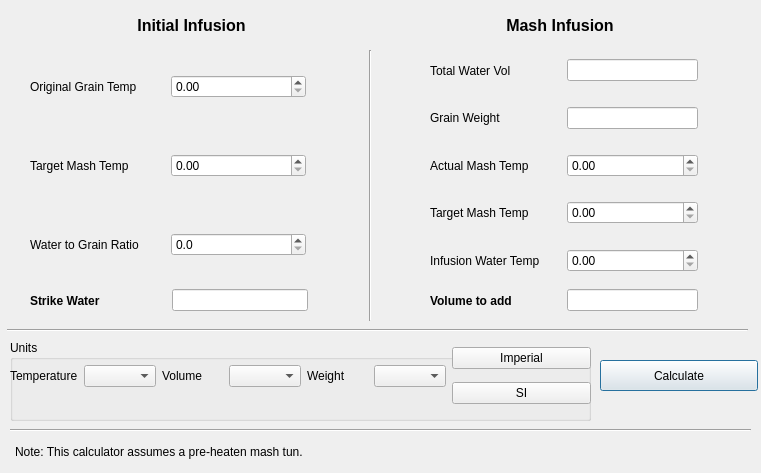
Old version of the form ui/strikeWaterDialog.ui in the repository Brewtarget/brewtarget.
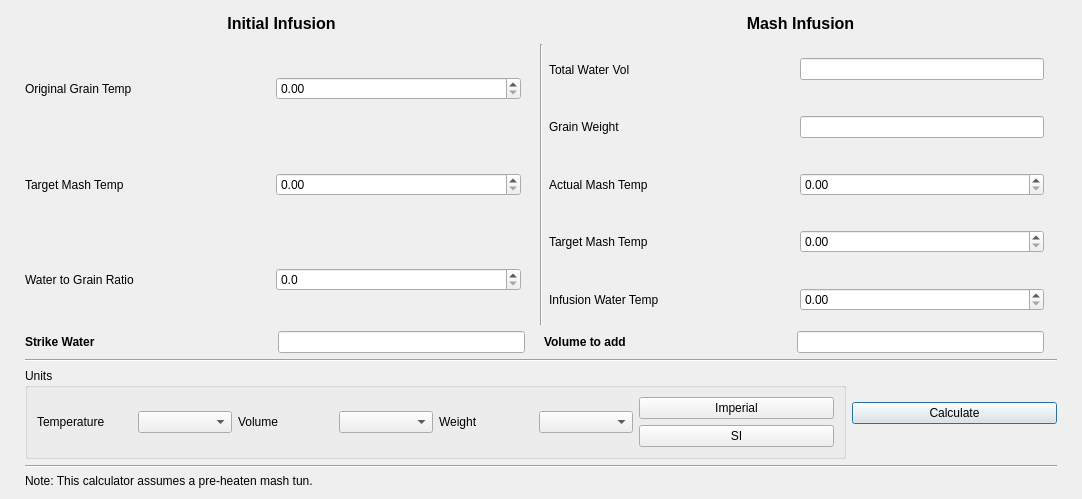
New version of the form.

Commit message:
Set the root layout of the StrikeWaterCalculator widget to be vertical.
  - This will correct the problem that Philip pointed out that the
    calculator couldn't be resize.
  - Also, I've corrected the issue of defining a const non-integer static
    member in header file that gcc allowed but not MSVC.

```diff
--- a/ui/strikeWaterDialog.ui
+++ b/ui/strikeWaterDialog.ui
@@ -6,25 +6,39 @@
    <rect>
     <x>0</x>
     <y>0</y>
-    <width>761</width>
-    <height>473</height>
+    <width>1082</width>
+    <height>499</height>
    </rect>
   </property>
   <property name="windowTitle">
    <string>Strike Water Calculator</string>
   </property>
-  <widget class="QWidget" name="horizontalLayoutWidget_5">
-   <property name="geometry">
-    <rect>
-     <x>10</x>
-     <y>10</y>
-     <width>731</width>
-     <height>31</height>
-    </rect>
+  <layout class="QVBoxLayout" name="verticalLayout">
+   <property name="leftMargin">
+    <number>25</number>
    </property>
+   <property name="topMargin">
+    <number>9</number>
+   </property>
+   <property name="rightMargin">
+    <number>25</number>
+   </property>
+   <item>
    <layout class="QHBoxLayout" name="header">
+     <property name="topMargin">
+      <number>5</number>
+     </property>
+     <property name="bottomMargin">
+      <number>5</number>
+     </property>
     <item>
      <widget class="QLabel" name="initialInfusionLbl">
+       <property name="sizePolicy">
+        <sizepolicy hsizetype="Preferred" vsizetype="Fixed">
+         <horstretch>0</horstretch>
+         <verstretch>0</verstretch>
+        </sizepolicy>
+       </property>
       <property name="font">
        <font>
         <pointsize>12</pointsize>
@@ -42,6 +56,12 @@
     </item>
     <item>
      <widget class="QLabel" name="mashInfusionLbl">
+       <property name="sizePolicy">
+        <sizepolicy hsizetype="Preferred" vsizetype="Fixed">
+         <horstretch>0</horstretch>
+         <verstretch>0</verstretch>
+        </sizepolicy>
+       </property>
       <property name="font">
        <font>
         <pointsize>12</pointsize>
@@ -58,101 +78,10 @@
      </widget>
     </item>
    </layout>
-  </widget>
-  <widget class="QGroupBox" name="units">
-   <property name="geometry">
-    <rect>
-     <x>10</x>
-     <y>340</y>
-     <width>581</width>
-     <height>81</height>
-    </rect>
-   </property>
-   <property name="title">
-    <string>Units</string>
-   </property>
-   <widget class="QWidget" name="horizontalLayoutWidget_7">
-    <property name="geometry">
-     <rect>
-      <x>0</x>
-      <y>0</y>
-      <width>581</width>
-      <height>72</height>
-     </rect>
-    </property>
-    <layout class="QHBoxLayout" name="unitsLayout">
-     <item>
-      <layout class="QHBoxLayout" name="temperature">
-       <item>
-        <widget class="QLabel" name="temperatureLbl">
-         <property name="text">
-          <string>Temperature</string>
-         </property>
-        </widget>
        </item>
        <item>
-        <widget class="QComboBox" name="temperatureSelect"/>
-       </item>
-      </layout>
-     </item>
+    <layout class="QHBoxLayout" name="inputs">
      <item>
-      <layout class="QHBoxLayout" name="volume">
-       <item>
-        <widget class="QLabel" name="volumeLbl">
-         <property name="text">
-          <string>Volume</string>
-         </property>
-        </widget>
-       </item>
-       <item>
-        <widget class="QComboBox" name="volumeSelect"/>
-       </item>
-      </layout>
-     </item>
-     <item>
-      <layout class="QHBoxLayout" name="weight">
-       <item>
-        <widget class="QLabel" name="weightLbl">
-         <property name="text">
-          <string>Weight</string>
-         </property>
-        </widget>
-       </item>
-       <item>
-        <widget class="QComboBox" name="weightSelect"/>
-       </item>
-      </layout>
-     </item>
-     <item>
-      <layout class="QVBoxLayout" name="system">
-       <item>
-        <widget class="QPushButton" name="setImperialBtn">
-         <property name="text">
-          <string>Imperial</string>
-         </property>
-        </widget>
-       </item>
-       <item>
-        <widget class="QPushButton" name="setSiBtn">
-         <property name="text">
-          <string>SI</string>
-         </property>
-        </widget>
-       </item>
-      </layout>
-     </item>
-    </layout>
-   </widget>
-  </widget>
-  <widget class="QWidget" name="verticalLayoutWidget_2">
-   <property name="geometry">
-    <rect>
-     <x>30</x>
-     <y>50</y>
-     <width>289</width>
-     <height>231</height>
-    </rect>
-   </property>
    <layout class="QVBoxLayout" name="initialInfusion">
     <item>
      <layout class="QHBoxLayout" name="grainTemp">
@@ -269,16 +198,15 @@
      </layout>
     </item>
    </layout>
-  </widget>
-  <widget class="QWidget" name="verticalLayoutWidget_3">
-   <property name="geometry">
-    <rect>
-     <x>430</x>
-     <y>50</y>
-     <width>281</width>
-     <height>231</height>
-    </rect>
-   </property>
+     </item>
+     <item>
+      <widget class="Line" name="infusionsVline">
+       <property name="orientation">
+        <enum>Qt::Vertical</enum>
+       </property>
+      </widget>
+     </item>
+     <item>
    <layout class="QVBoxLayout" name="mashInfusion">
     <item>
      <layout class="QHBoxLayout" name="mashVol">
@@ -477,45 +405,21 @@
      </layout>
     </item>
    </layout>
-  </widget>
-  <widget class="Line" name="infusionsVline">
-   <property name="geometry">
-    <rect>
-     <x>360</x>
-     <y>50</y>
-     <width>20</width>
-     <height>271</height>
-    </rect>
-   </property>
-   <property name="orientation">
-    <enum>Qt::Vertical</enum>
-   </property>
-  </widget>
-  <widget class="Line" name="unitsHline">
-   <property name="geometry">
-    <rect>
-     <x>7</x>
-     <y>320</y>
-     <width>741</width>
-     <height>20</height>
-    </rect>
-   </property>
-   <property name="orientation">
-    <enum>Qt::Horizontal</enum>
-   </property>
-  </widget>
-  <widget class="QWidget" name="horizontalLayoutWidget">
-   <property name="geometry">
-    <rect>
-     <x>30</x>
-     <y>280</y>
-     <width>291</width>
-     <height>41</height>
-    </rect>
-   </property>
+     </item>
+    </layout>
+   </item>
+   <item>
+    <layout class="QHBoxLayout" name="results">
+     <item>
    <layout class="QHBoxLayout" name="initialResult">
     <item>
      <widget class="QLabel" name="initialResultLbl">
+         <property name="sizePolicy">
+          <sizepolicy hsizetype="Preferred" vsizetype="Fixed">
+           <horstretch>0</horstretch>
+           <verstretch>0</verstretch>
+          </sizepolicy>
+         </property>
       <property name="font">
        <font>
         <weight>75</weight>
@@ -543,7 +447,7 @@
     <item>
      <widget class="QLabel" name="initialResultUnit">
       <property name="sizePolicy">
-       <sizepolicy hsizetype="Fixed" vsizetype="Preferred">
+          <sizepolicy hsizetype="Fixed" vsizetype="Fixed">
         <horstretch>0</horstretch>
         <verstretch>0</verstretch>
        </sizepolicy>
@@ -561,19 +465,17 @@
      </widget>
     </item>
    </layout>
-  </widget>
-  <widget class="QWidget" name="horizontalLayoutWidget_2">
-   <property name="geometry">
-    <rect>
-     <x>430</x>
-     <y>280</y>
-     <width>281</width>
-     <height>41</height>
-    </rect>
-   </property>
+     </item>
+     <item>
    <layout class="QHBoxLayout" name="mashResult">
     <item>
      <widget class="QLabel" name="mashResultLbl">
+         <property name="sizePolicy">
+          <sizepolicy hsizetype="Preferred" vsizetype="Fixed">
+           <horstretch>0</horstretch>
+           <verstretch>0</verstretch>
+          </sizepolicy>
+         </property>
       <property name="font">
        <font>
         <weight>75</weight>
@@ -601,7 +503,7 @@
     <item>
      <widget class="QLabel" name="mashResultUnit">
       <property name="sizePolicy">
-       <sizepolicy hsizetype="Fixed" vsizetype="Preferred">
+          <sizepolicy hsizetype="Fixed" vsizetype="Fixed">
         <horstretch>0</horstretch>
         <verstretch>0</verstretch>
        </sizepolicy>
@@ -619,15 +521,155 @@
      </widget>
     </item>
    </layout>
-  </widget>
+     </item>
+    </layout>
+   </item>
+   <item>
+    <widget class="Line" name="unitsHline">
+     <property name="orientation">
+      <enum>Qt::Horizontal</enum>
+     </property>
+    </widget>
+   </item>
+   <item>
+    <layout class="QHBoxLayout" name="miscs">
+     <item>
+      <widget class="QGroupBox" name="units">
+       <property name="sizePolicy">
+        <sizepolicy hsizetype="Expanding" vsizetype="Minimum">
+         <horstretch>4</horstretch>
+         <verstretch>0</verstretch>
+        </sizepolicy>
+       </property>
+       <property name="title">
+        <string>Units</string>
+       </property>
+       <layout class="QHBoxLayout" name="horizontalLayout_4">
+        <item>
+         <layout class="QHBoxLayout" name="unitsLayout">
+          <item>
+           <layout class="QHBoxLayout" name="temperature">
+            <item>
+             <widget class="QLabel" name="temperatureLbl">
+              <property name="sizePolicy">
+               <sizepolicy hsizetype="Preferred" vsizetype="Maximum">
+                <horstretch>0</horstretch>
+                <verstretch>0</verstretch>
+               </sizepolicy>
+              </property>
+              <property name="text">
+               <string>Temperature</string>
+              </property>
+             </widget>
+            </item>
+            <item>
+             <widget class="QComboBox" name="temperatureSelect">
+              <property name="sizePolicy">
+               <sizepolicy hsizetype="Preferred" vsizetype="Maximum">
+                <horstretch>0</horstretch>
+                <verstretch>0</verstretch>
+               </sizepolicy>
+              </property>
+             </widget>
+            </item>
+           </layout>
+          </item>
+          <item>
+           <layout class="QHBoxLayout" name="volume">
+            <item>
+             <widget class="QLabel" name="volumeLbl">
+              <property name="sizePolicy">
+               <sizepolicy hsizetype="Preferred" vsizetype="Maximum">
+                <horstretch>0</horstretch>
+                <verstretch>0</verstretch>
+               </sizepolicy>
+              </property>
+              <property name="text">
+               <string>Volume</string>
+              </property>
+             </widget>
+            </item>
+            <item>
+             <widget class="QComboBox" name="volumeSelect">
+              <property name="sizePolicy">
+               <sizepolicy hsizetype="Preferred" vsizetype="Maximum">
+                <horstretch>0</horstretch>
+                <verstretch>0</verstretch>
+               </sizepolicy>
+              </property>
+             </widget>
+            </item>
+           </layout>
+          </item>
+          <item>
+           <layout class="QHBoxLayout" name="weight">
+            <item>
+             <widget class="QLabel" name="weightLbl">
+              <property name="sizePolicy">
+               <sizepolicy hsizetype="Preferred" vsizetype="Maximum">
+                <horstretch>0</horstretch>
+                <verstretch>0</verstretch>
+               </sizepolicy>
+              </property>
+              <property name="text">
+               <string>Weight</string>
+              </property>
+             </widget>
+            </item>
+            <item>
+             <widget class="QComboBox" name="weightSelect">
+              <property name="sizePolicy">
+               <sizepolicy hsizetype="Preferred" vsizetype="Maximum">
+                <horstretch>0</horstretch>
+                <verstretch>0</verstretch>
+               </sizepolicy>
+              </property>
+             </widget>
+            </item>
+           </layout>
+          </item>
+          <item>
+           <layout class="QVBoxLayout" name="system">
+            <item>
+             <widget class="QPushButton" name="setImperialBtn">
+              <property name="sizePolicy">
+               <sizepolicy hsizetype="Minimum" vsizetype="Maximum">
+                <horstretch>0</horstretch>
+                <verstretch>0</verstretch>
+               </sizepolicy>
+              </property>
+              <property name="text">
+               <string>Imperial</string>
+              </property>
+             </widget>
+            </item>
+            <item>
+             <widget class="QPushButton" name="setSiBtn">
+              <property name="sizePolicy">
+               <sizepolicy hsizetype="Minimum" vsizetype="Maximum">
+                <horstretch>0</horstretch>
+                <verstretch>0</verstretch>
+               </sizepolicy>
+              </property>
+              <property name="text">
+               <string>SI</string>
+              </property>
+             </widget>
+            </item>
+           </layout>
+          </item>
+         </layout>
+        </item>
+       </layout>
+      </widget>
+     </item>
+     <item>
   <widget class="QPushButton" name="pushButton_calculate">
-   <property name="geometry">
-    <rect>
-     <x>600</x>
-     <y>360</y>
-     <width>158</width>
-     <height>31</height>
-    </rect>
+       <property name="sizePolicy">
+        <sizepolicy hsizetype="Preferred" vsizetype="Maximum">
+         <horstretch>1</horstretch>
+         <verstretch>0</verstretch>
+        </sizepolicy>
    </property>
    <property name="toolTip">
     <string>Calculate</string>
@@ -642,32 +684,30 @@
     <bool>true</bool>
    </property>
   </widget>
+     </item>
+    </layout>
+   </item>
+   <item>
   <widget class="Line" name="noteHline">
-   <property name="geometry">
-    <rect>
-     <x>10</x>
-     <y>420</y>
-     <width>741</width>
-     <height>20</height>
-    </rect>
-   </property>
    <property name="orientation">
     <enum>Qt::Horizontal</enum>
    </property>
   </widget>
+   </item>
+   <item>
   <widget class="QLabel" name="Notes">
-   <property name="geometry">
-    <rect>
-     <x>15</x>
-     <y>436</y>
-     <width>731</width>
-     <height>31</height>
-    </rect>
+     <property name="sizePolicy">
+      <sizepolicy hsizetype="Preferred" vsizetype="Maximum">
+       <horstretch>0</horstretch>
+       <verstretch>0</verstretch>
+      </sizepolicy>
    </property>
    <property name="text">
     <string>Note: This calculator assumes a pre-heaten mash tun.</string>
    </property>
   </widget>
+   </item>
+  </layout>
  </widget>
  <resources/>
  <connections/>
```
Lines whose indentation alone changed are shown as unchanged. The commit also changes 2 other files.
